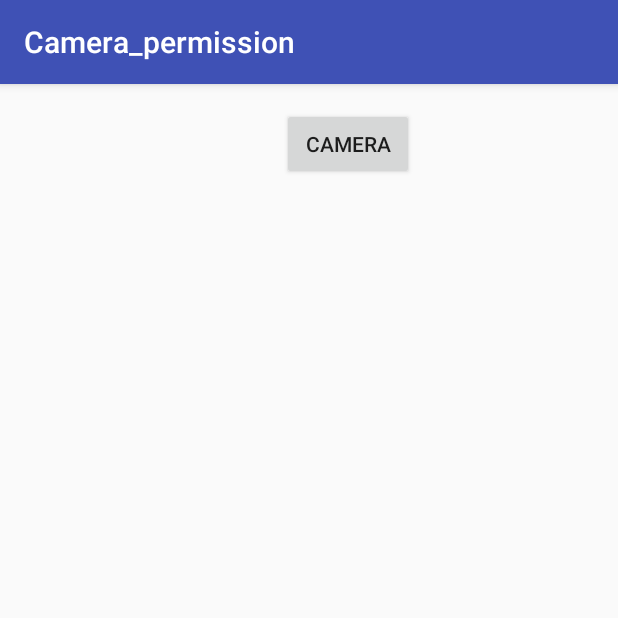
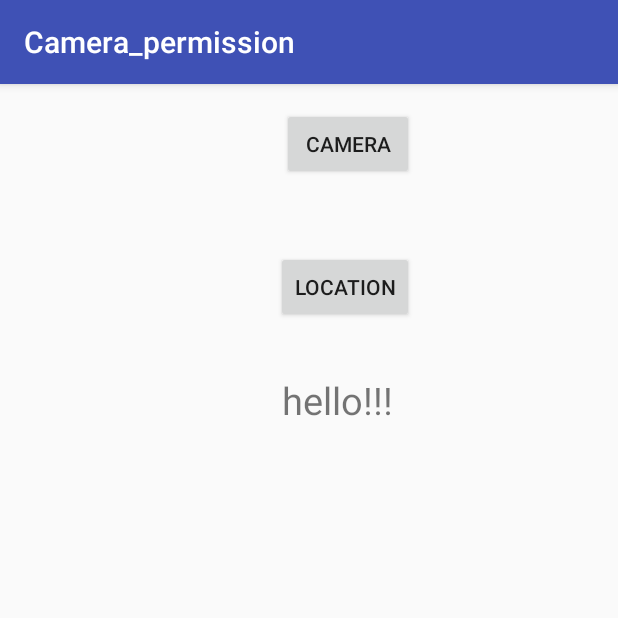
Before and after one commit to AidaIssayeva/camera_permission, an Android app: the screen it shows after launch (MainActivity), on a phone screen of 412 x 824 dp, the top half of it. Run offline under Robolectric (Android 15) with nearby library versions, the phone set to English and light mode, and no system bars.

Commit message:
location permissions

```diff
--- a/app/src/main/AndroidManifest.xml
+++ b/app/src/main/AndroidManifest.xml
@@ -1,7 +1,10 @@
 <?xml version="1.0" encoding="utf-8"?>
 <manifest xmlns:android="http://schemas.android.com/apk/res/android"
     package="com.aida.camera_permission">
+
+    <uses-permission android:name="android.permission.ACCESS_FINE_LOCATION" />
     <uses-permission android:name="android.permission.CAMERA"/>
+    <uses-permission android:name="android.permission.INTERNET" />
     <uses-permission android:name="android.permission.WRITE_EXTERNAL_STORAGE"/>
 
 
--- a/app/src/main/res/layout/activity_main.xml
+++ b/app/src/main/res/layout/activity_main.xml
@@ -20,4 +20,27 @@
         android:layout_alignParentEnd="true"
         android:layout_marginRight="120dp"
         android:layout_marginEnd="120dp" />
+
+
+    <Button
+        android:id="@+id/location"
+        android:text="Location"
+        android:layout_width="wrap_content"
+        android:layout_height="wrap_content"
+        android:layout_below="@+id/camera"
+        android:layout_alignRight="@+id/camera"
+        android:layout_alignEnd="@+id/camera"
+        android:layout_marginTop="47dp" />
+
+    <TextView
+        android:id="@+id/locationResult"
+        android:textSize="25sp"
+        android:text="hello!!!"
+        android:gravity="center"
+        android:layout_width="wrap_content"
+        android:layout_height="wrap_content"
+        android:layout_below="@+id/location"
+        android:layout_alignLeft="@+id/camera"
+        android:layout_alignStart="@+id/camera"
+        android:layout_marginTop="34dp" />
 </RelativeLayout>
```
Also changed, not shown: app/src/main/java/com/aida/camera_permission/MarshMallowPermisssion.java (+16 -0 lines).
